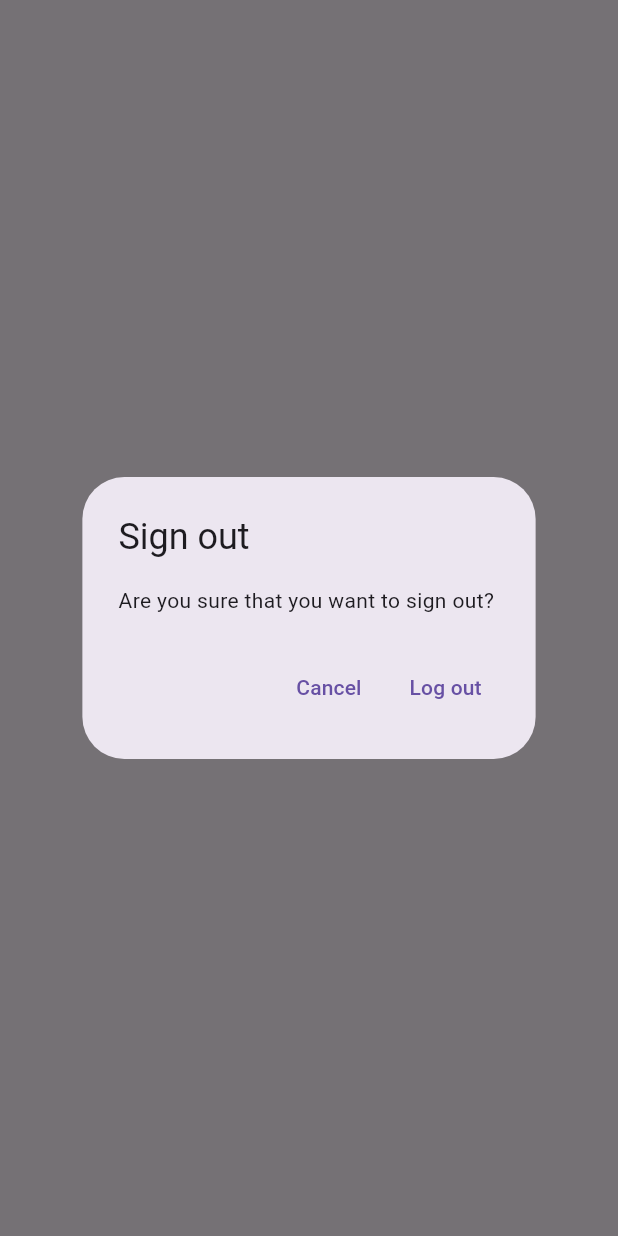
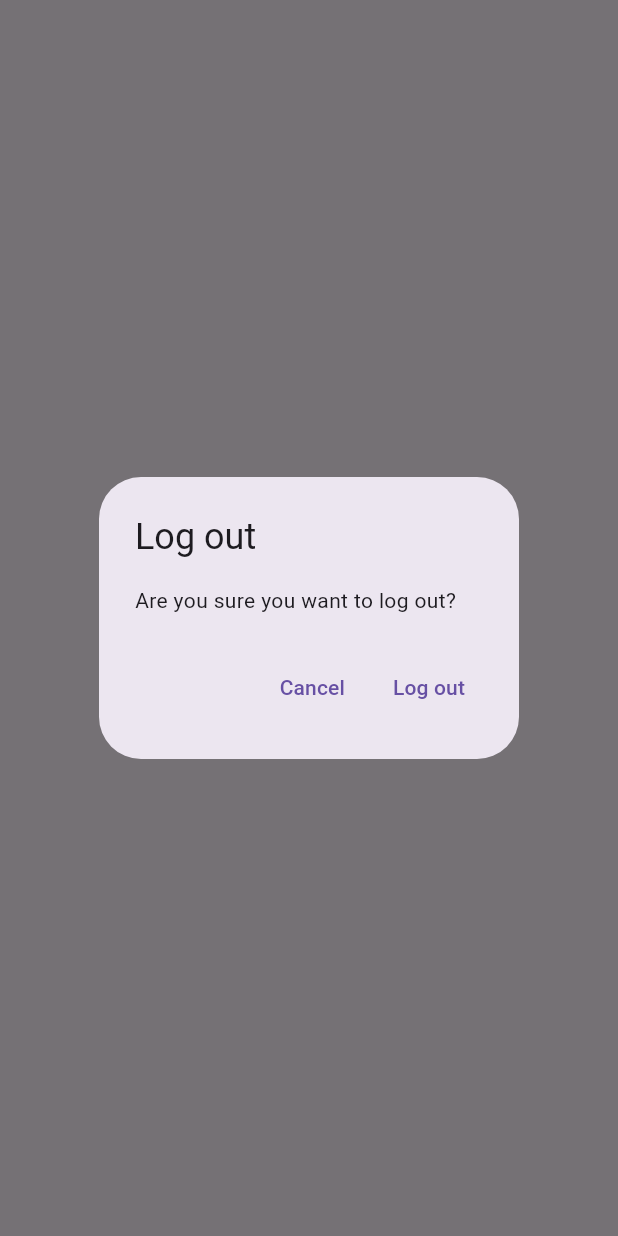
Before and after one commit to Isracoder/testProj_flutter, a Flutter app: what showlogOutDialog() shows on an empty page, opened directly, on a phone screen of 412 x 824 dp. Run offline on Flutter 3.47's test engine with Material 3 defaults, Android fonts, the phone set to English and light mode, and no system bars; our stand-ins replace firebase_auth, firebase_core, sqflite; accounts and stored records are empty; network calls fail.

Commit message:
step16-GenericDialog, Note Deletion

```diff
--- /dev/null
+++ b/lib/utilities/dialogs/generic_dialog.dart
@@ -0,0 +1,32 @@
+import 'package:flutter/material.dart';
+
+typedef DialogOptionBuilder<T> = Map<String, T?> Function();
+
+Future<T?> showGenericDialog<T>(
+    {required BuildContext context,
+    required String title,
+    required String content,
+    required DialogOptionBuilder optionsBuilder}) {
+  final options = optionsBuilder();
+  return showDialog(
+      context: context,
+      builder: (context) {
+        return AlertDialog(
+          title: Text(title),
+          content: Text(content),
+          actions: options.keys.map((optionTitle) {
+            final value = options[optionTitle];
+            return TextButton(
+              onPressed: () {
+                if (value != null) {
+                  Navigator.of(context).pop(value);
+                } else {
+                  Navigator.of(context).pop();
+                }
+              },
+              child: Text(optionTitle),
+            );
+          }).toList(),
+        );
+      });
+}
--- /dev/null
+++ b/lib/utilities/dialogs/logout_dialog.dart
@@ -0,0 +1,11 @@
+import 'package:flutter/widgets.dart';
+import 'package:test_proj/utilities/dialogs/generic_dialog.dart';
+
+Future<bool> showlogOutDialog(BuildContext context) {
+  return showGenericDialog(
+          context: context,
+          title: 'Log out',
+          content: 'Are you sure you want to log out?',
+          optionsBuilder: () => {'Cancel': false, 'Log out': true})
+      .then((value) => value ?? false);
+}
--- a/lib/views/login_view.dart
+++ b/lib/views/login_view.dart
@@ -4,8 +4,8 @@ import 'package:flutter/material.dart';
 import 'package:test_proj/constants/routes.dart';
 import 'package:test_proj/services/auth/auth_exceptions.dart';
 import 'package:test_proj/services/auth/auth_service.dart';
+import 'package:test_proj/utilities/dialogs/error_dialog.dart';
 
-import 'package:test_proj/utilities/show_error_dialog.dart';
 import 'dart:developer' as devtools show log;
 
 class LoginView extends StatefulWidget {
--- a/lib/views/notes/notes_view.dart
+++ b/lib/views/notes/notes_view.dart
@@ -1,12 +1,14 @@
 // import 'package:firebase_auth/firebase_auth.dart';
 import 'package:flutter/material.dart';
-import 'package:flutter/widgets.dart';
+
 import 'package:test_proj/constants/routes.dart';
 import 'package:test_proj/enums/menu_action.dart';
 import 'dart:developer' as devtools show log;
 
 import 'package:test_proj/services/auth/auth_service.dart';
 import 'package:test_proj/services/crud/notes_service.dart';
+import 'package:test_proj/utilities/dialogs/logout_dialog.dart';
+import 'package:test_proj/views/notes/notes_list_view.dart';
 
 class NotesView extends StatefulWidget {
   const NotesView({super.key});
@@ -77,22 +79,15 @@ class _NotesViewState extends State<NotesView> {
                       case ConnectionState.active:
                         if (snapshot.hasData) {
                           final allNotes = snapshot.data as List<DatabaseNote>;
-                          print(allNotes);
-                          // return const Text('Got all the notes');
-                          return ListView.builder(
-                            itemCount: allNotes.length,
-                            itemBuilder: (context, index) {
-                              final note = allNotes[index];
-                              return ListTile(
-                                title: Text(
-                                  note.text,
-                                  maxLines: 1,
-                                  softWrap: true,
-                                  overflow: TextOverflow.ellipsis,
-                                ),
-                              );
+                          // print(allNotes);
+                          return NotesListView(
+                            notes: allNotes,
+                            onDeleteNote: (note) async {
+                              await _notesService.deleteNote(id: note.id);
                             },
                           );
+
+                          // return const Text('Got all the notes');
                         } else
                           return const Text('No Note data');
                       // for a stream we hook into the waiting state
@@ -110,26 +105,3 @@ class _NotesViewState extends State<NotesView> {
     );
   }
 }
-
-Future<bool> showlogOutDialog(BuildContext context) {
-  return showDialog<bool>(
-      context: context,
-      builder: ((context) {
-        return AlertDialog(
-          title: const Text('Sign out'),
-          content: const Text('Are you sure that you want to sign out? '),
-          actions: [
-            TextButton(
-                onPressed: () {
-                  Navigator.of(context).pop(false);
-                },
-                child: const Text('Cancel')),
-            TextButton(
-                onPressed: () {
-                  Navigator.of(context).pop(true);
-                },
-                child: const Text('Log out'))
-          ],
-        );
-      })).then((value) => value ?? false);
-}
--- a/lib/views/register_view.dart
+++ b/lib/views/register_view.dart
@@ -7,7 +7,7 @@ import 'dart:developer' as devtools show log;
 import 'package:test_proj/constants/routes.dart';
 import 'package:test_proj/services/auth/auth_exceptions.dart';
 import 'package:test_proj/services/auth/auth_service.dart';
-import 'package:test_proj/utilities/show_error_dialog.dart';
+import 'package:test_proj/utilities/dialogs/error_dialog.dart';
 
 class RegisterView extends StatefulWidget {
   const RegisterView({super.key});
```
Also changed, not shown: lib/utilities/dialogs/delete_dialog.dart (added, +11 -0 lines), lib/utilities/dialogs/error_dialog.dart (added, +16 -0 lines), lib/utilities/show_error_dialog.dart (deleted, +0 -23 lines), lib/views/notes/notes_list_view.dart (added, +40 -0 lines).
